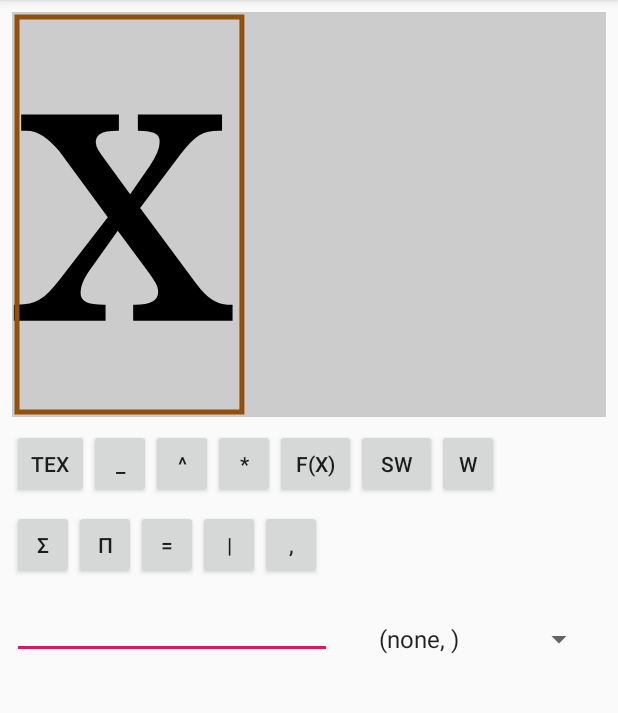
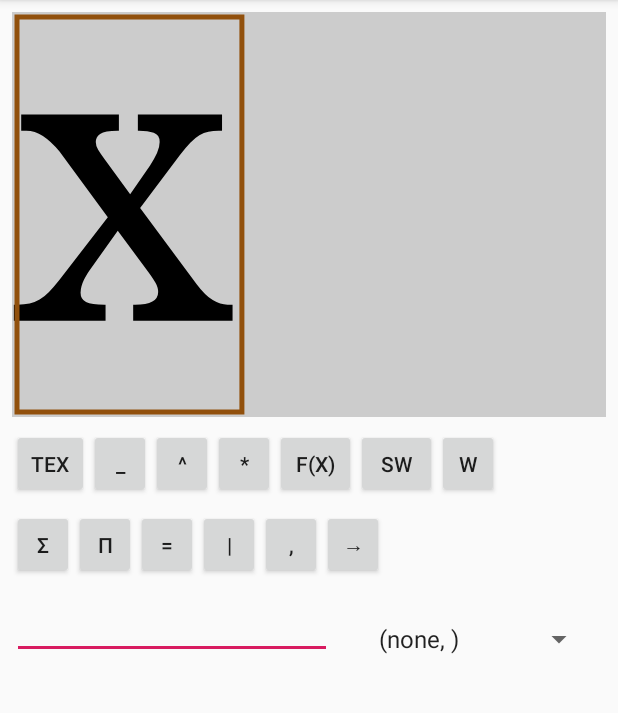
Before and after one commit to karino2/EquationPad, an Android app: the screen it shows after launch (MainActivity), on a phone screen of 412 x 824 dp, the part 84-797 px from its top. Run offline under Robolectric (Android 15) with nearby library versions, the phone set to English and light mode, and no system bars.

Commit message:
Implement right arrow.

```diff
--- a/app/src/main/java/io/github/karino2/equationpad/MainActivity.kt
+++ b/app/src/main/java/io/github/karino2/equationpad/MainActivity.kt
@@ -115,7 +115,7 @@ class MainActivity : AppCompatActivity() {
 
         infixFactoryHandler(R.id.buttonEqual, ::createEqualExpr)
         infixFactoryHandler(R.id.buttonVerticalBar, ::createVerticalBarExpr)
-
+        infixFactoryHandler(R.id.buttonRArrow, ::createRArrowExpr)
 
         findViewById<Button>(R.id.buttonCopyLatex).setOnClickListener {
             copyToClipboard("\$\$${mathView.expr.toLatex()}\$\$")
--- a/app/src/main/java/io/github/karino2/equationpad/mathview/Tree.kt
+++ b/app/src/main/java/io/github/karino2/equationpad/mathview/Tree.kt
@@ -697,5 +697,5 @@ class InfixExpr(val op: Variable, val texText: String, left: Expr, right:Expr) :
 }
 
 fun createEqualExpr(left: Expr, right:Expr) = InfixExpr("=", "=", left, right)
-
 fun createVerticalBarExpr(left: Expr, right: Expr) = InfixExpr("|", "\\mid", left, right)
+fun createRArrowExpr(left: Expr, right:Expr) = InfixExpr("→", "\\rightarrow", left, right)
--- a/app/src/main/res/layout/activity_main.xml
+++ b/app/src/main/res/layout/activity_main.xml
@@ -118,6 +118,15 @@
             app:layout_constraintTop_toBottomOf="@+id/buttonCopyLatex"
             app:layout_constraintStart_toEndOf="@+id/buttonVerticalBar"/>
 
+
+    <Button
+            android:text="→"
+            android:layout_width="41dp"
+            android:layout_height="46dp"
+            android:id="@+id/buttonRArrow" android:layout_marginTop="8dp"
+            app:layout_constraintTop_toBottomOf="@+id/buttonCopyLatex"
+            app:layout_constraintStart_toEndOf="@+id/buttonComma"/>
+
     <Spinner
             android:layout_width="wrap_content"
             android:layout_height="wrap_content"
```
